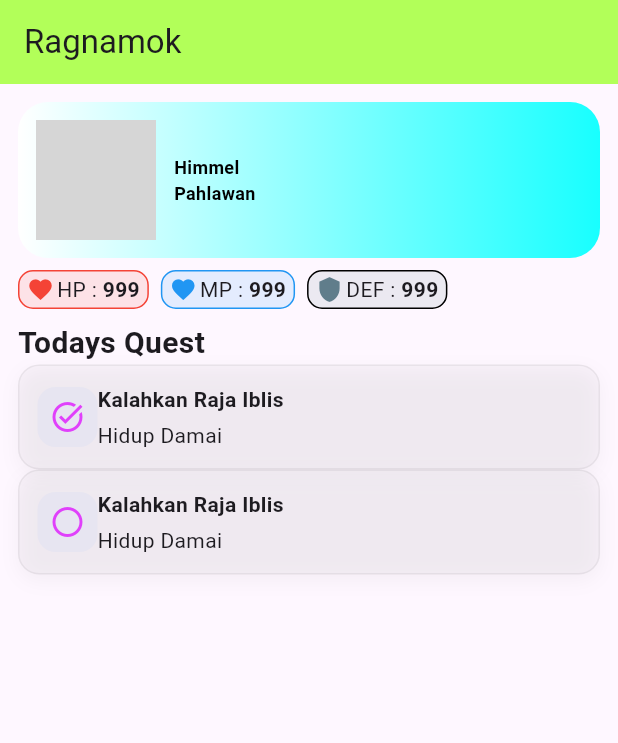
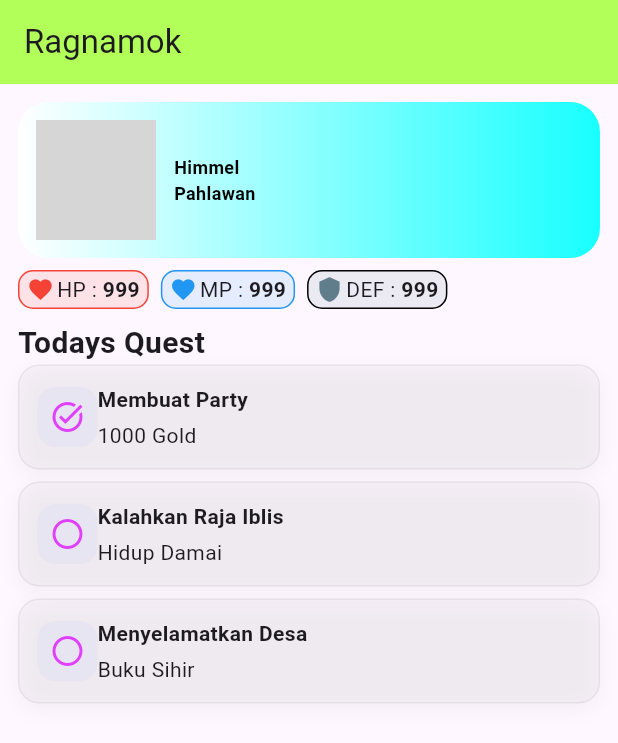
Before and after one commit to Abizarr-09/tugas-pertemuan-4-5, a Flutter app: the screen it shows after launch, on a phone screen of 412 x 824 dp. Shown: the top 743 px of the screen. Run offline on Flutter 3.47's test engine with Material 3 defaults, Android fonts, the phone set to English and light mode, and no system bars; network calls fail; grey boxes are pictures that could not be loaded.

Commit message:
feat: add quest

```diff
--- a/lib/main.dart
+++ b/lib/main.dart
@@ -4,9 +4,7 @@ import 'package:flutter_application_abizar_4/header_widget.dart';
 import 'package:flutter_application_abizar_4/quest_widget.dart';
 
 void main() {
-  runApp(MaterialApp(
-    home: MyApp(),
-  ));
+  runApp(MaterialApp(home: MyApp()));
 }
 
 class MyApp extends StatelessWidget {
@@ -24,12 +22,8 @@ class MyApp extends StatelessWidget {
         child: Column(
           crossAxisAlignment: .start,
           children: [
-            HeaderWidget(
-              name: 'Himmel',
-              level: 99,
-              role: 'Pahlawan',
-            ),
-            SizedBox(height: 8,),
+            HeaderWidget(name: 'Himmel', level: 99, role: 'Pahlawan'),
+            SizedBox(height: 8),
             Row(
               spacing: 8,
               children: [
@@ -56,14 +50,17 @@ class MyApp extends StatelessWidget {
                 ),
               ],
             ),
-            SizedBox( height: 8,),
-            Text('Todays Quest', style: TextStyle(
-              fontWeight: .bold,
-              fontSize: 20
-            ),),
+            SizedBox(height: 8),
+            Text(
+              'Todays Quest',
+              style: TextStyle(fontWeight: .bold, fontSize: 20),
+            ),
+            Column(
+              spacing: 8,
+              children: [
                 QuestWidget(
-              quest: 'Kalahkan Raja Iblis',
-              reward: 'Hidup Damai',
+                  quest: 'Membuat Party',
+                  reward: '1000 Gold',
                   icon: Icons.task_alt,
                   backgroundColor: Colors.purpleAccent,
                 ),
@@ -73,9 +70,18 @@ class MyApp extends StatelessWidget {
                   icon: Icons.circle_outlined,
                   backgroundColor: Colors.purpleAccent,
                 ),
+                QuestWidget(
+                  quest: 'Menyelamatkan Desa',
+                  reward: 'Buku Sihir',
+                  icon: Icons.circle_outlined,
+                  backgroundColor: Colors.purpleAccent,
+                )
+              ]
+            )
+
           ],
         ),
-      )
+      ),
     );
   }
 }
--- a/lib/quest_widget.dart
+++ b/lib/quest_widget.dart
@@ -6,20 +6,21 @@ class QuestWidget extends StatelessWidget {
   final IconData icon;
   final Color backgroundColor;
 
-
   const QuestWidget({
     super.key,
     required this.quest,
     required this.reward,
     required this.icon,
     required this.backgroundColor,
-    });
+  });
 
   @override
   Widget build(BuildContext context) {
     return InkWell(
       onTap: () {
-
+        ScaffoldMessenger.of(
+          context,
+        ).showSnackBar(SnackBar(content: Text('Quest Clicked!')));
       },
       child: Ink(
         padding: .all(12),
@@ -31,9 +32,9 @@ class QuestWidget extends StatelessWidget {
             BoxShadow(
               color: Colors.black.withAlpha(10),
               blurRadius: 10,
-              offset: const Offset(0, 4)
-            )
-          ]
+              offset: const Offset(0, 4),
+            ),
+          ],
         ),
         child: Row(
           children: [
@@ -44,22 +45,18 @@ class QuestWidget extends StatelessWidget {
                 color: Colors.blueAccent.withAlpha(12),
                 borderRadius: BorderRadius.circular(12),
               ),
-              child: Icon(icon, color: backgroundColor,),
+              child: Icon(icon, color: backgroundColor),
             ),
             Expanded(
-              child:Column(
+              child: Column(
                 crossAxisAlignment: .start,
                 children: [
-                  Text(quest,
-                  style: TextStyle(
-                    fontWeight: .bold,
-
-                  ),),
-                  SizedBox(height: 4,),
-                  Text(reward)
+                  Text(quest, style: TextStyle(fontWeight: .bold)),
+                  SizedBox(height: 4),
+                  Text(reward),
                 ],
-              )
-              )
+              ),
+            ),
           ],
         ),
       ),
```
Lines whose indentation alone changed are shown as unchanged.
